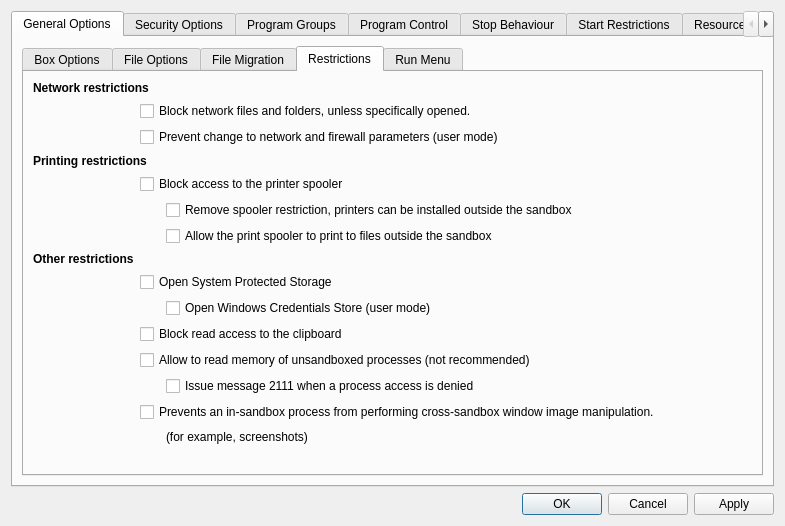
Qt form SandboxiePlus/SandMan/Forms/OptionsWindow.ui (sandboxie-plus/Sandboxie) before a commit.
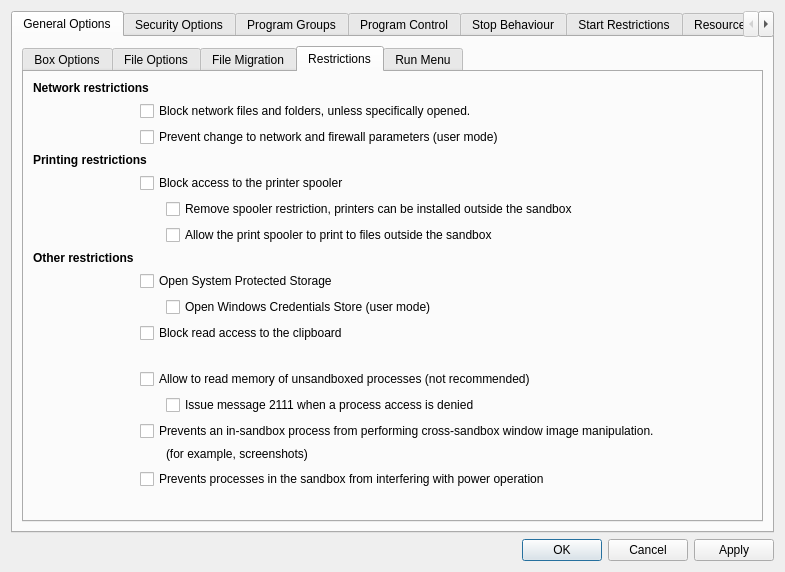
The same form after that commit.

What changed in the file:
```diff
--- a/SandboxiePlus/SandMan/Forms/OptionsWindow.ui
+++ b/SandboxiePlus/SandMan/Forms/OptionsWindow.ui
@@ -765,25 +765,6 @@
                </property>
               </widget>
              </item>
-             <item row="9" column="1">
-              <widget class="QLabel" name="label_39">
-               <property name="minimumSize">
-                <size>
-                 <width>20</width>
-                 <height>0</height>
-                </size>
-               </property>
-               <property name="maximumSize">
-                <size>
-                 <width>20</width>
-                 <height>16777215</height>
-                </size>
-               </property>
-               <property name="text">
-                <string/>
-               </property>
-              </widget>
-             </item>
              <item row="9" column="2">
               <widget class="QCheckBox" name="chkOpenCredentials">
                <property name="text">
@@ -798,21 +779,54 @@
                </property>
               </widget>
              </item>
-             <item row="11" column="1" colspan="2">
+             <item row="11" column="1">
+              <widget class="QLabel" name="label_39">
+               <property name="minimumSize">
+                <size>
+                 <width>20</width>
+                 <height>0</height>
+                </size>
+               </property>
+               <property name="maximumSize">
+                <size>
+                 <width>20</width>
+                 <height>16777215</height>
+                </size>
+               </property>
+               <property name="text">
+                <string/>
+               </property>
+              </widget>
+             </item>
+             <item row="12" column="1" colspan="2">
               <widget class="QCheckBox" name="chkVmRead">
                <property name="text">
                 <string>Allow to read memory of unsandboxed processes (not recommended)</string>
                </property>
               </widget>
              </item>
-             <item row="12" column="2">
+             <item row="13" column="2">
               <widget class="QCheckBox" name="chkVmReadNotify">
                <property name="text">
                 <string>Issue message 2111 when a process access is denied</string>
                </property>
               </widget>
              </item>
-             <item row="13" column="0" rowspan="2">
+             <item row="14" column="1" colspan="2">
+              <widget class="QCheckBox" name="chkBlockCapture">
+               <property name="text">
+                <string>Prevents an in-sandbox process from performing cross-sandbox window image manipulation.</string>
+               </property>
+              </widget>
+             </item>
+             <item row="15" column="2">
+              <widget class="QLabel" name="label_19">
+               <property name="text">
+                <string>(for example, screenshots) </string>
+               </property>
+              </widget>
+             </item>
+             <item row="16" column="0">
               <spacer name="verticalSpacer_12">
                <property name="orientation">
                 <enum>Qt::Vertical</enum>
@@ -825,21 +839,14 @@
                </property>
               </spacer>
              </item>
-             <item row="13" column="1" colspan="2">
-              <widget class="QCheckBox" name="chkBlockCapture">
+             <item row="16" column="1" colspan="2">
+              <widget class="QCheckBox" name="chkProtectPower">
                <property name="text">
-                <string>Prevents an in-sandbox process from performing cross-sandbox window image manipulation.</string>
+                <string>Prevents processes in the sandbox from interfering with power operation</string>
                </property>
               </widget>
              </item>
-             <item row="14" column="2">
-              <widget class="QLabel" name="label_19">
-               <property name="text">
-                <string>(for example, screenshots) </string>
-               </property>
-              </widget>
-             </item>
-             <item row="15" column="2">
+             <item row="17" column="2">
               <spacer name="horizontalSpacer_5">
                <property name="orientation">
                 <enum>Qt::Horizontal</enum>
```
